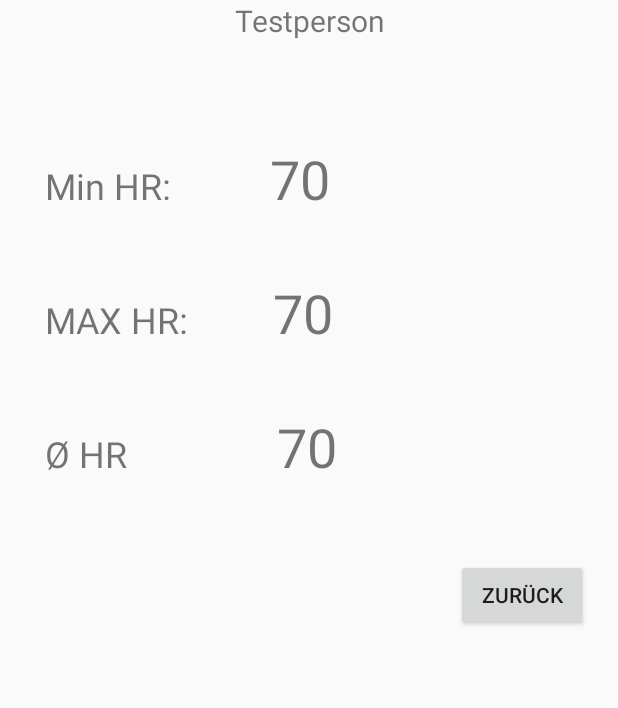
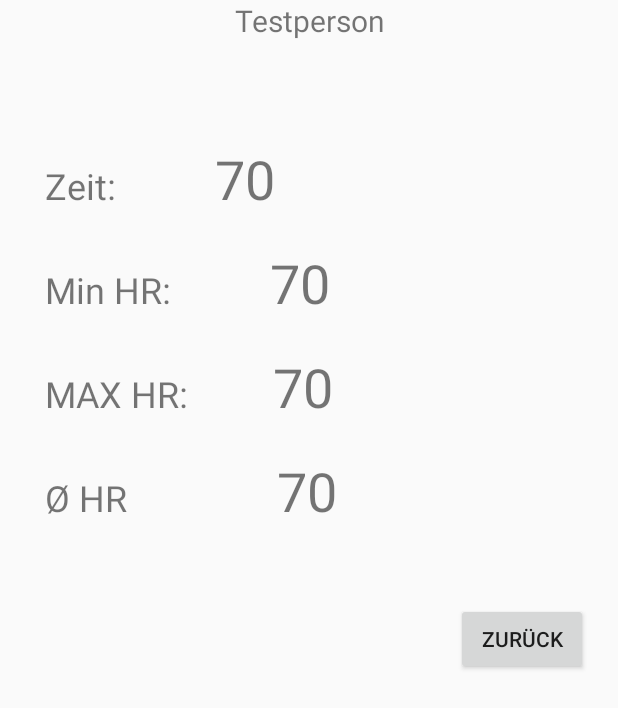
Before and after one commit to planks9/oefast, an Android app: the layout stationfinished.xml on its own in the app's theme, with its tools: preview values and no code run, on a phone screen of 412 x 824 dp. Shown: the top 708 px of the screen. Run offline under Robolectric (Android 15) with nearby library versions, the phone set to English and light mode, and no system bars.

Commit message:
display Time in StationFinished, consider sensor contact in database

```diff
--- a/app/src/main/java/at/ac/univie/stefan/fast/DataBase/SensorDataDao.java
+++ b/app/src/main/java/at/ac/univie/stefan/fast/DataBase/SensorDataDao.java
@@ -24,7 +24,7 @@ public interface SensorDataDao {
     @Query("SELECT * FROM sensordata WHERE person LIKE :name")
     List<SensorData> findbyPersonName (String name);
 
-    @Query("SELECT * FROM sensordata WHERE person LIKE :personname AND stationname = :stationname AND isconnected=true")
+    @Query("SELECT * FROM sensordata WHERE person LIKE :personname AND stationname = :stationname AND isconnected=1")
     List<SensorData> findbyPersonNameandStationName (String personname, String stationname);
 
     @Insert
--- a/app/src/main/res/layout/stationfinished.xml
+++ b/app/src/main/res/layout/stationfinished.xml
@@ -26,6 +26,28 @@
         android:layout_marginTop="40dp">
 
         <TextView
+            android:id="@+id/textView1"
+            android:layout_width="wrap_content"
+            android:layout_height="wrap_content"
+            android:layout_marginLeft="30dp"
+            android:text="Zeit: "
+            android:textSize="24sp" />
+
+        <TextView
+            android:id="@+id/textViewStationFinishedTime"
+            android:layout_width="wrap_content"
+            android:layout_height="wrap_content"
+            android:layout_marginLeft="60dp"
+            android:text="70"
+            android:textSize="36sp" />
+    </TableRow>
+
+    <TableRow
+        android:layout_width="match_parent"
+        android:layout_height="49dp"
+        android:layout_marginTop="20dp">
+
+        <TextView
             android:id="@+id/textView2"
             android:layout_width="wrap_content"
             android:layout_height="wrap_content"
@@ -45,7 +67,7 @@
     <TableRow
         android:layout_width="match_parent"
         android:layout_height="49dp"
-        android:layout_marginTop="40dp">
+        android:layout_marginTop="20dp">
 
         <TextView
             android:id="@+id/textView3"
@@ -68,7 +90,7 @@
     <TableRow
         android:layout_width="match_parent"
         android:layout_height="49dp"
-        android:layout_marginTop="40dp">
+        android:layout_marginTop="20dp">
 
         <TextView
             android:id="@+id/textView4"
```
Also changed, not shown: app/src/main/java/at/ac/univie/stefan/fast/Fragments/StationFinishedFragment.java (+44 -0 lines), app/src/main/java/at/ac/univie/stefan/fast/Fragments/StationRecordingFragment.java (+9 -9 lines), app/src/main/java/at/ac/univie/stefan/fast/Stopwatch/StopWatchService.java (+1 -15 lines), app/src/main/java/at/ac/univie/stefan/fast/Stopwatch/Stopwatch.java (+21 -0 lines).
